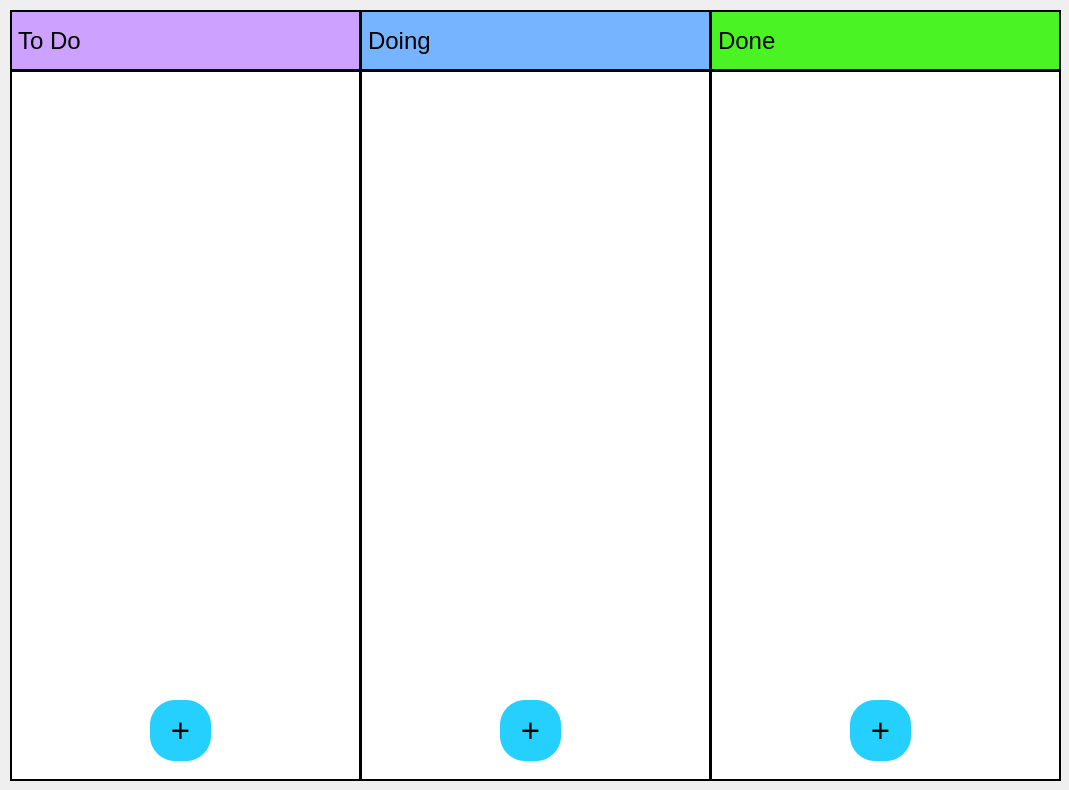
Above: design.ui from Author-id/TaskManager before the change. Below: the same form after it.
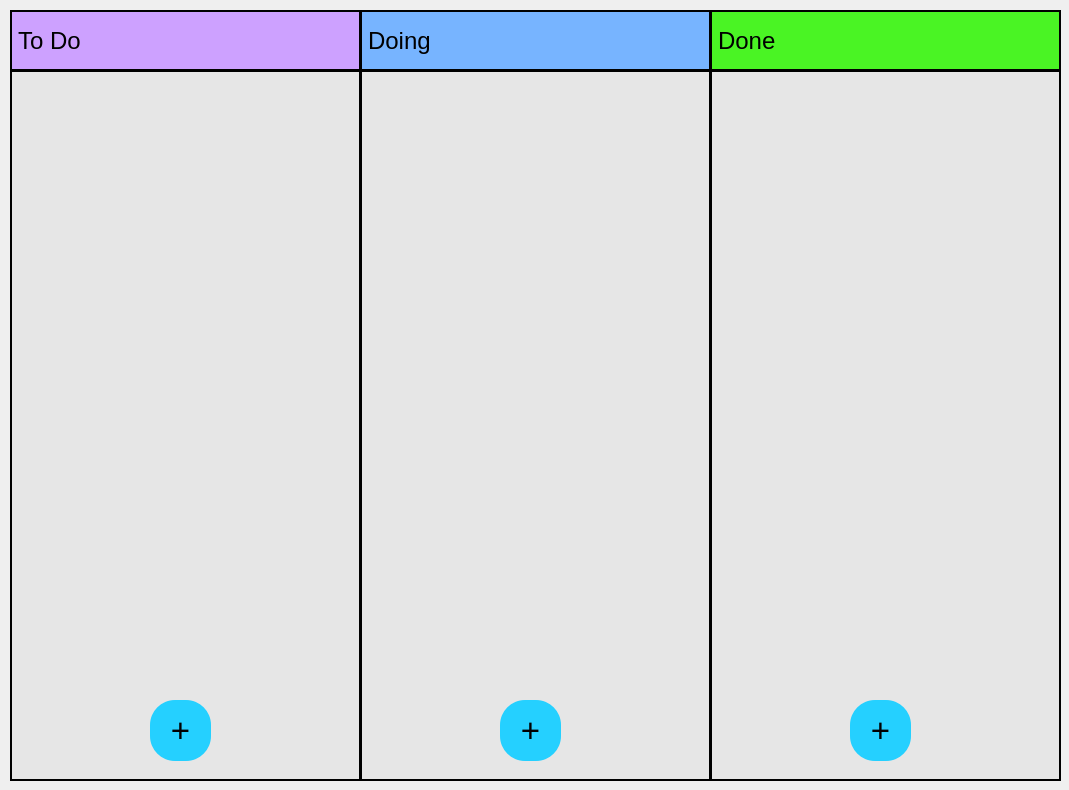
That is the form after the change.

Commit message: add sort and correct form

Patch:
```diff
--- a/design.ui
+++ b/design.ui
@@ -109,6 +109,7 @@
    <property name="styleSheet">
     <string notr="true">   QListWidget {
        border: 2px solid black;
+	   background-color: rgb(230, 230, 230);
    }
    
 </string>
@@ -131,6 +132,7 @@
    <property name="styleSheet">
     <string notr="true">   QListWidget {
        border: 2px solid black;
+       background-color: rgb(230, 230, 230);
    }
    
 </string>
@@ -153,6 +155,7 @@
    <property name="styleSheet">
     <string notr="true">   QListWidget {
        border: 2px solid black;
+       background-color: rgb(230, 230, 230);
    }
    
 </string>
```
The commit also changes 1 other file.
